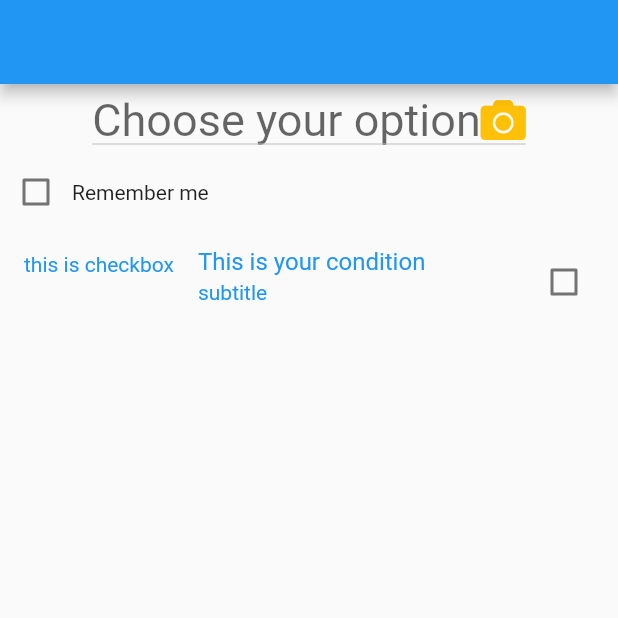
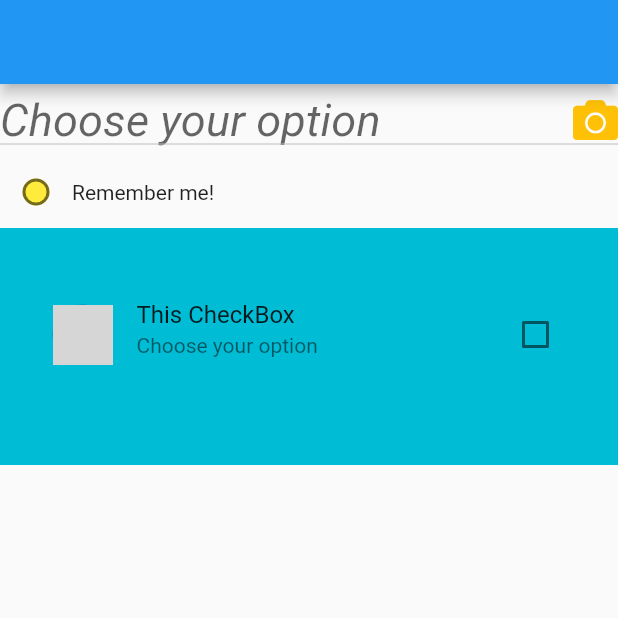
Before and after one commit to sajib-mridha-nor/Project_of_shallowness, a Flutter app: the screen it shows after launch, on a phone screen of 412 x 824 dp, the top half of it. Run offline on Flutter 3.47's test engine with Material 2 defaults, Android fonts, the phone set to English and light mode, and no system bars; our stand-ins replace font_awesome_flutter; missing offline and left inert: dart:html; network calls fail; grey boxes are pictures that could not be loaded.

Commit message:
Ab16 class25

```diff
--- a/lib/ab14Class24.dart
+++ b/lib/ab14Class24.dart
@@ -17,6 +17,8 @@ class _Ab14Cls14State extends State<Ab14Cls14> {
   var v;
   bool istrue = false;
 
+  var clr = Colors.cyan;
+
   @override
   Widget build(BuildContext context) {
     return Scaffold(
@@ -31,8 +33,8 @@ class _Ab14Cls14State extends State<Ab14Cls14> {
             iconEnabledColor: Colors.amber,
             iconDisabledColor: Colors.red,
             // itemHeight: ,
-            style: TextStyle(fontSize: 30),
-            isExpanded: false,
+            style: TextStyle(fontSize: 30, fontStyle: FontStyle.italic),
+            isExpanded: true,
 
             elevation: 34,
             focusColor: Colors.amberAccent,
@@ -40,25 +42,27 @@ class _Ab14Cls14State extends State<Ab14Cls14> {
             onChanged: (ValueKey) {
               setState(() {
                 v = ValueKey;
+                istrue = true;
               });
               if (v == 2) {
                 Navigator.push(context,
                     MaterialPageRoute(builder: (context) => FoodDemo()));
               }
             },
+
             // onTap: () {
             //   if (v == 2) {
-            //     Navigator.push(
-            //         context, MaterialPageRoute(builder: (context) => FoodDemo()));
+            //     Navigator.push(context,
+            //         MaterialPageRoute(builder: (context) => FoodDemo()));
             //   } else if (v == 3) {
-            //     Navigator.push(
-            //         context, MaterialPageRoute(builder: (context) => Class15()));
+            //     Navigator.push(context,
+            //         MaterialPageRoute(builder: (context) => Class15()));
             //   } else if (v == 4) {
-            //     Navigator.push(
-            //         context, MaterialPageRoute(builder: (context) => Class15()));
+            //     Navigator.push(context,
+            //         MaterialPageRoute(builder: (context) => Class15()));
             //   } else if (v == 1) {
-            //     Navigator.push(
-            //         context, MaterialPageRoute(builder: (context) => Class15()));
+            //     Navigator.push(context,
+            //         MaterialPageRoute(builder: (context) => Class15()));
             //   }
             // },
             value: v,
@@ -67,14 +71,10 @@ class _Ab14Cls14State extends State<Ab14Cls14> {
                 child: Text("This is 1st Item"),
                 value: 1,
                 onTap: () {
-                  Navigator.push(context,
-                      MaterialPageRoute(builder: (context) => FoodDemo()));
-
-                  var snk = SnackBar(
-                    content: Text("There are food seleted option"),
+                  ScaffoldMessenger.of(context).showSnackBar(SnackBar(
+                    content: Text("There are some foods"),
                     backgroundColor: Colors.red,
-                  );
-                  ScaffoldMessenger.of(context).showSnackBar(snk);
+                  ));
                 },
               ),
               DropdownMenuItem(
@@ -94,29 +94,54 @@ class _Ab14Cls14State extends State<Ab14Cls14> {
           Row(
             children: [
               Checkbox(
+                autofocus: true,
+                focusColor: Colors.green,
+                activeColor: Colors.brown,
+                shape: CircleBorder(),
+                splashRadius: 10,
+                checkColor: Colors.red,
+                fillColor: MaterialStateProperty.all(Colors.yellow),
                 value: istrue,
                 onChanged: (ValueKey) {
                   setState(() {
                     istrue = ValueKey!;
                   });
-                  }),
-              Text("Remember me")
+                },
+              ),
+              Text("Remember me!")
             ],
           ),
           CheckboxListTile(
-              subtitle: Text("subtitle"),
-              selected: true,
-              // shape: ShapeBorder(),
-              checkColor: Colors.amber,
-              secondary: Text("this is checkbox"),
-              title: Text("This is your condition"),
+            autofocus: true,
+
+            activeColor: Colors.brown,
+            contentPadding: EdgeInsets.all(35),
+            value: istrue,
+            // selected: true,
+            dense: istrue,
+            selectedTileColor: Colors.amber,
             isThreeLine: true,
-              value: istrue,
-              onChanged: (ValueKey) {
+            onChanged: (T) {
               setState(() {
-                  istrue = ValueKey!;
+                istrue = T!;
+                if (istrue == true) {
+                  clr = Colors.yellow;
+                } else {
+                  clr = Colors.cyan;
+                }
               });
-              })
+            },
+            secondary: CircleAvatar(
+                backgroundImage: NetworkImage(
+                    "https://encrypted-tbn0.gstatic.com/images?q=tbn:ANd9GcRji2iGfaRDW-HRGPhYle2QW_Zb4azerrDKYA&usqp=CAU")),
+            title: Text("This CheckBox"),
+            subtitle: Text("Choose your option"),
+
+            tileColor: clr,
+            tristate: false,
+          )
+
+
         ],
       ),
     );
```
Lines whose indentation alone changed are shown as unchanged.
